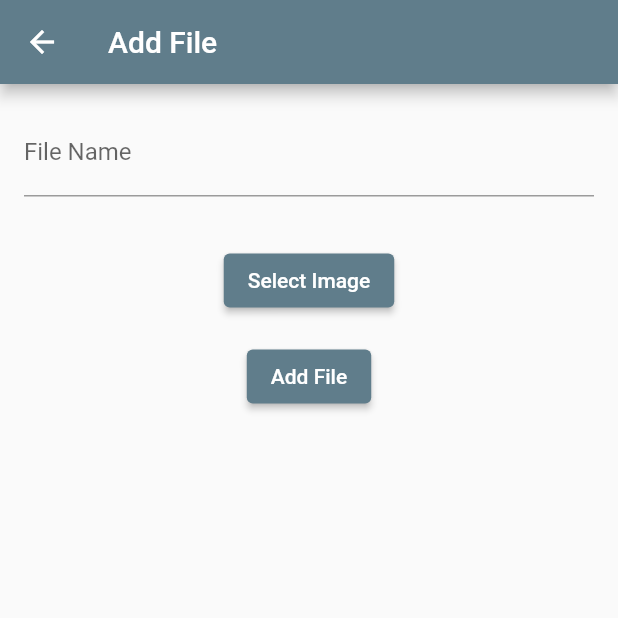
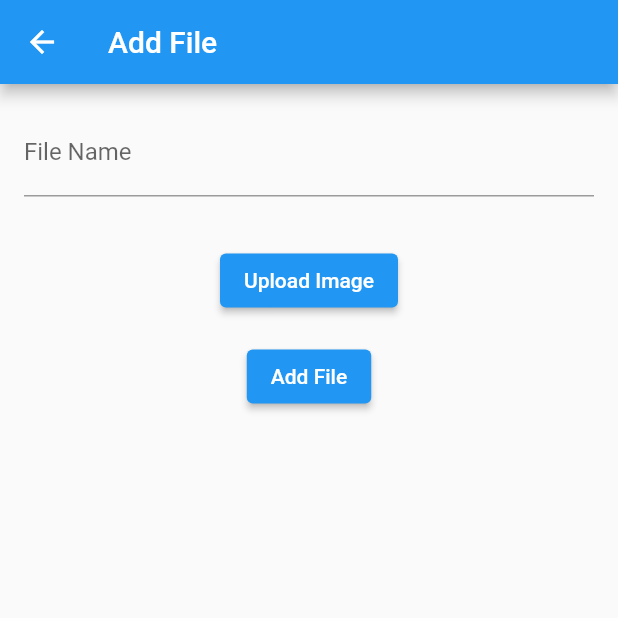
Before and after one commit to abdurrehmanabbasi/homeinventory, a Flutter app: the screen it shows after launch, after a tap on the "add" icon, on a phone screen of 412 x 824 dp, the top half of it. Run offline on Flutter 3.47's test engine with Material 2 defaults, Android fonts, the phone set to English and light mode, and no system bars; our stand-ins replace image_picker, pdf, printing, sqflite; accounts and stored records are empty.

Commit message:
update db path and update upload image button

```diff
--- a/lib/helpers/db_helper.dart
+++ b/lib/helpers/db_helper.dart
@@ -28,9 +28,9 @@ class DbHelper {
   DbHelper.internal();
 
   Future<Database> initDatabase() async {
-    final Directory? databasesPath = await getExternalStorageDirectory();
+    String databasesPath = await getDatabasesPath();
 
-    final String path = join(databasesPath!.path, 'inventorylatest.db');
+    final String path = join(databasesPath, 'inventorylatest.db');
 
     return await openDatabase(path, version: 1, onCreate: (db, version) async {
       await db.execute('''
--- a/lib/main.dart
+++ b/lib/main.dart
@@ -7,7 +7,6 @@ void main() {
 
 class MyApp extends StatelessWidget {
   const MyApp({super.key});
-
   // This widget is the root of your application.
   @override
   Widget build(BuildContext context) {
@@ -15,7 +14,7 @@ class MyApp extends StatelessWidget {
       debugShowCheckedModeBanner: false,
       title: 'Inventory',
       theme: ThemeData(
-        primarySwatch: Colors.blueGrey,
+        primarySwatch: Colors.blue,
         visualDensity: VisualDensity.adaptivePlatformDensity,
       ),
       home: FilePage(),
--- a/lib/pages/File/FilePage.dart
+++ b/lib/pages/File/FilePage.dart
@@ -110,9 +110,16 @@ class _FilePageState extends State<FilePage> {
   @override
   Widget build(BuildContext context) {
     return Scaffold(
-      appBar: AppBar(
-        title: Text('File Page'),
-      ),
+      appBar: AppBar(title: Text('Files'), actions: [
+        ElevatedButton(
+          onPressed: () async {
+            final dbHelper = DbHelper();
+            await dbHelper.generatePDF();
+          },
+          child:
+              Row(children: [Text('Export'), Icon(Icons.picture_as_pdf_sharp)]),
+        )
+      ]),
       body: _files.isEmpty
           ? const Center(
               child: Text('No File Available.Tap + to Add File.',
--- a/lib/pages/Item/ItemsPage.dart
+++ b/lib/pages/Item/ItemsPage.dart
@@ -116,7 +116,7 @@ class _ItemsPageState extends State<ItemsPage> {
   Widget build(BuildContext context) {
     return Scaffold(
       appBar: AppBar(
-        title: Text('Items Page'),
+        title: Text('Items in ${widget.room.roomName}'),
       ),
       body: _items.isEmpty
           ? const Center(
--- a/lib/widgets/AnimatedListTile.dart
+++ b/lib/widgets/AnimatedListTile.dart
@@ -45,6 +45,9 @@ class _AnimatedListTileState extends State<AnimatedListTile>
     _controller.forward();
     return FadeTransition(
       opacity: _animation,
+      child: Card(
+        elevation: 2,
+        margin: const EdgeInsets.all(4),
         child: ListTile(
           leading: ConstrainedBox(
             constraints: const BoxConstraints(
@@ -62,7 +65,7 @@ class _AnimatedListTileState extends State<AnimatedListTile>
             children: [
               Container(
                 child: Text(
-                '${widget.loss ? 'Lossed Item' : ''}',
+                  '${widget.loss ? '*Lossed' : ''}',
                   style: TextStyle(color: Colors.red),
                 ),
               ),
@@ -79,6 +82,7 @@ class _AnimatedListTileState extends State<AnimatedListTile>
             ],
           ),
         ),
+      ),
     );
   }
 }
```
Also changed, not shown: lib/pages/File/AddFilePage.dart (+9 -3 lines), lib/pages/File/EditFilePage.dart (+9 -3 lines), lib/pages/Item/AddItemPage.dart (+8 -2 lines), lib/pages/Item/EditItemPage.dart (+8 -2 lines), lib/pages/Item/ItemPage.dart (+8 -3 lines), lib/pages/Room/AddRoomPage.dart (+8 -2 lines), lib/pages/Room/EditRoomPage.dart (+8 -2 lines), lib/pages/Room/RoomPage.dart (+1 -10 lines). Lines whose indentation alone changed are shown as unchanged.
